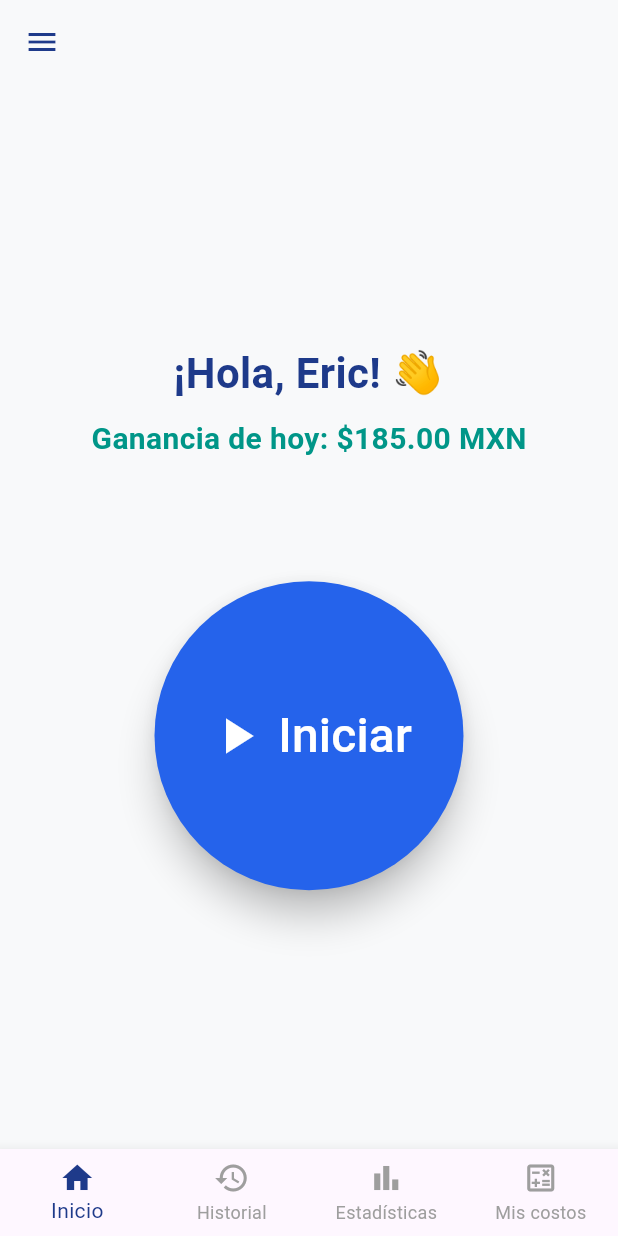
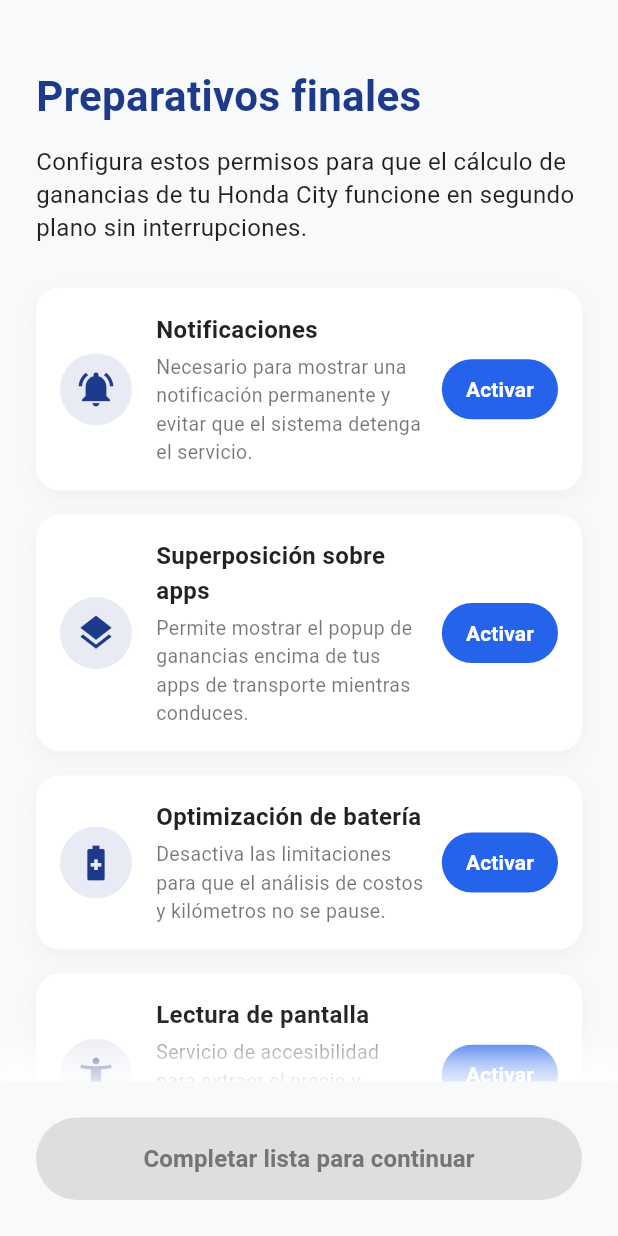
Before and after one commit to akalex5/masga_propio, a Flutter app: the screen it shows after launch, after a tap on "Iniciar sesión", on a phone screen of 412 x 824 dp. Run offline on Flutter 3.47's test engine with Material 3 defaults, Android fonts, the phone set to English and light mode, and no system bars.

Commit message:
feat: ajustar login, agregar pantalla de preparativos y corregir cierre de sesion

```diff
--- a/lib/login_screen.dart
+++ b/lib/login_screen.dart
@@ -1,6 +1,6 @@
 import 'dart:math' as math;
 import 'package:flutter/material.dart';
-import 'main.dart';
+import 'preparativos_screen.dart';
 
 class LoginScreen extends StatefulWidget {
   const LoginScreen({super.key});
@@ -160,7 +160,7 @@ class _LoginScreenState extends State<LoginScreen> {
                             onPressed: () {
                               Navigator.of(context).pushReplacement(
                                 MaterialPageRoute(
-                                  builder: (_) => const PantallaPrincipal(),
+                                  builder: (_) => const PreparativosScreen(),
                                 ),
                               );
                             },
--- a/lib/main.dart
+++ b/lib/main.dart
@@ -111,10 +111,11 @@ class MenuLateral extends StatelessWidget {
             leading: const Icon(Icons.logout, color: Color(0xFF1E3A8A)),
             title: const Text('Cerrar sesión', style: TextStyle(fontSize: 18)),
             onTap: () {
-              Navigator.of(context).pushReplacement(
+              Navigator.of(context).pushAndRemoveUntil(
                 MaterialPageRoute(
                   builder: (_) => const LoginScreen(),
                 ),
+                (route) => false,
               );
             },
           ),
--- /dev/null
+++ b/lib/preparativos_screen.dart
@@ -0,0 +1,229 @@
+import 'package:flutter/material.dart';
+import 'main.dart'; // Asegúrate de importar tu main para navegar a PantallaPrincipal
+
+class PreparativosScreen extends StatefulWidget {
+  const PreparativosScreen({super.key});
+
+  @override
+  State<PreparativosScreen> createState() => _PreparativosScreenState();
+}
+
+class _PreparativosScreenState extends State<PreparativosScreen> {
+  // Variables para simular el estado de cada permiso
+  bool _permisoNotificaciones = false;
+  bool _permisoSuperposicion = false;
+  bool _permisoBateria = false;
+  bool _permisoLectura = false; // <-- El nuevo permiso de Accesibilidad
+
+  @override
+  Widget build(BuildContext context) {
+    // Verifica si ya se activaron los 4 permisos
+    bool todosListos = _permisoNotificaciones &&
+        _permisoSuperposicion &&
+        _permisoBateria &&
+        _permisoLectura;
+
+    return Scaffold(
+      backgroundColor: const Color(0xFFF8F9FA), // Fondo gris claro de tu app
+      body: SafeArea(
+        child: Column(
+          children: [
+            Expanded(
+              child: SingleChildScrollView(
+                padding: const EdgeInsets.all(24.0),
+                child: Column(
+                  crossAxisAlignment: CrossAxisAlignment.start,
+                  children: [
+                    const SizedBox(height: 20),
+                    // Título y Subtítulo
+                    const Text(
+                      'Preparativos finales',
+                      style: TextStyle(
+                        fontSize: 28,
+                        fontWeight: FontWeight.bold,
+                        color: Color(0xFF1E3A8A), // Azul oscuro
+                      ),
+                    ),
+                    const SizedBox(height: 12),
+                    const Text(
+                      'Configura estos permisos para que el cálculo de ganancias de tu Honda City funcione en segundo plano sin interrupciones.',
+                      style: TextStyle(fontSize: 16, color: Colors.black87, height: 1.4),
+                    ),
+                    const SizedBox(height: 30),
+
+                    // 1. Tarjeta Notificaciones
+                    _buildTarjetaPermiso(
+                      titulo: 'Notificaciones',
+                      descripcion: 'Necesario para mostrar una notificación permanente y evitar que el sistema detenga el servicio.',
+                      icono: Icons.notifications_active,
+                      activado: _permisoNotificaciones,
+                      onTap: () => setState(() => _permisoNotificaciones = true),
+                    ),
+
+                    // 2. Tarjeta Superposición
+                    _buildTarjetaPermiso(
+                      titulo: 'Superposición sobre apps',
+                      descripcion: 'Permite mostrar el popup de ganancias encima de tus apps de transporte mientras conduces.',
+                      icono: Icons.layers,
+                      activado: _permisoSuperposicion,
+                      onTap: () => setState(() => _permisoSuperposicion = true),
+                    ),
+
+                    // 3. Tarjeta Batería
+                    _buildTarjetaPermiso(
+                      titulo: 'Optimización de batería',
+                      descripcion: 'Desactiva las limitaciones para que el análisis de costos y kilómetros no se pause.',
+                      icono: Icons.battery_saver,
+                      activado: _permisoBateria,
+                      onTap: () => setState(() => _permisoBateria = true),
+                    ),
+
+                    // 4. Tarjeta Lectura de pantalla (NUEVA)
+                    _buildTarjetaPermiso(
+                      titulo: 'Lectura de pantalla',
+                      descripcion: 'Servicio de accesibilidad para extraer el precio y distancia de la pantalla automáticamente.',
+                      icono: Icons.accessibility_new,
+                      activado: _permisoLectura,
+                      onTap: () => setState(() => _permisoLectura = true),
+                    ),
+                  ],
+                ),
+              ),
+            ),
+
+            // Botón inferior principal y Omitir
+            Container(
+              padding: const EdgeInsets.all(24.0),
+              decoration: BoxDecoration(
+                color: const Color(0xFFF8F9FA),
+                boxShadow: [
+                  BoxShadow(
+                    color: Colors.white.withValues(alpha: 0.9),
+                    spreadRadius: 10,
+                    blurRadius: 20,
+                    offset: const Offset(0, -10),
+                  ),
+                ],
+              ),
+              child: Column(
+                mainAxisSize: MainAxisSize.min,
+                children: [
+                  SizedBox(
+                    width: double.infinity,
+                    height: 55,
+                    child: ElevatedButton(
+                      // Si todos están listos, el botón se activa
+                      onPressed: todosListos
+                          ? () {
+                              Navigator.pushReplacement(
+                                context,
+                                MaterialPageRoute(builder: (context) => const PantallaPrincipal()),
+                              );
+                            }
+                          : null,
+                      style: ElevatedButton.styleFrom(
+                        backgroundColor: todosListos
+                            ? const Color(0xFF2563EB) // Azul brillante
+                            : Colors.grey.shade300, // Gris bloqueado
+                        shape: RoundedRectangleBorder(
+                          borderRadius: BorderRadius.circular(30),
+                        ),
+                        elevation: todosListos ? 2 : 0,
+                      ),
+                      child: Text(
+                        todosListos ? 'Comenzar' : 'Completar lista para continuar',
+                        style: TextStyle(
+                          fontSize: 16,
+                          fontWeight: FontWeight.bold,
+                          color: todosListos ? Colors.white : Colors.grey.shade600,
+                        ),
+                      ),
+                    ),
+                  ),
+                ],
+              ),
+            ),
+          ],
+        ),
+      ),
+    );
+  }
+
+  // Widget para construir cada tarjeta de forma reutilizable
+  Widget _buildTarjetaPermiso({
+    required String titulo,
+    required String descripcion,
+    required IconData icono,
+    required bool activado,
+    required VoidCallback onTap,
+  }) {
+    return Container(
+      margin: const EdgeInsets.only(bottom: 16),
+      padding: const EdgeInsets.all(16),
+      decoration: BoxDecoration(
+        color: Colors.white,
+        borderRadius: BorderRadius.circular(16),
+        boxShadow: [
+          BoxShadow(
+            color: Colors.black.withValues(alpha: 0.04),
+            blurRadius: 10,
+            offset: const Offset(0, 4),
+          ),
+        ],
+      ),
+      child: Row(
+        children: [
+          // Ícono de la izquierda
+          Container(
+            padding: const EdgeInsets.all(10),
+            decoration: BoxDecoration(
+              color: const Color(0xFF1E3A8A).withValues(alpha: 0.1),
+              shape: BoxShape.circle,
+            ),
+            child: Icon(icono, color: const Color(0xFF1E3A8A), size: 28),
+          ),
+          const SizedBox(width: 16),
+
+          // Textos del centro
+          Expanded(
+            child: Column(
+              crossAxisAlignment: CrossAxisAlignment.start,
+              children: [
+                Text(
+                  titulo,
+                  style: const TextStyle(fontSize: 16, fontWeight: FontWeight.bold, color: Colors.black87),
+                ),
+                const SizedBox(height: 4),
+                Text(
+                  descripcion,
+                  style: const TextStyle(fontSize: 13, color: Colors.black54),
+                ),
+              ],
+            ),
+          ),
+          const SizedBox(width: 12),
+
+          // Botón "Activar" o Check verde
+          activado
+              ? Column(
+                  children: [
+                    const Icon(Icons.check_rounded, color: Colors.teal, size: 28),
+                    const SizedBox(height: 2),
+                    Text('Activado', style: TextStyle(color: Colors.teal.shade700, fontSize: 12, fontWeight: FontWeight.w600)),
+                  ],
+                )
+              : ElevatedButton(
+                  onPressed: onTap,
+                  style: ElevatedButton.styleFrom(
+                    backgroundColor: const Color(0xFF2563EB),
+                    padding: const EdgeInsets.symmetric(horizontal: 16, vertical: 8),
+                    shape: RoundedRectangleBorder(borderRadius: BorderRadius.circular(20)),
+                    elevation: 0,
+                  ),
+                  child: const Text('Activar', style: TextStyle(color: Colors.white, fontWeight: FontWeight.bold)),
+                ),
+        ],
+      ),
+    );
+  }
+}
```
